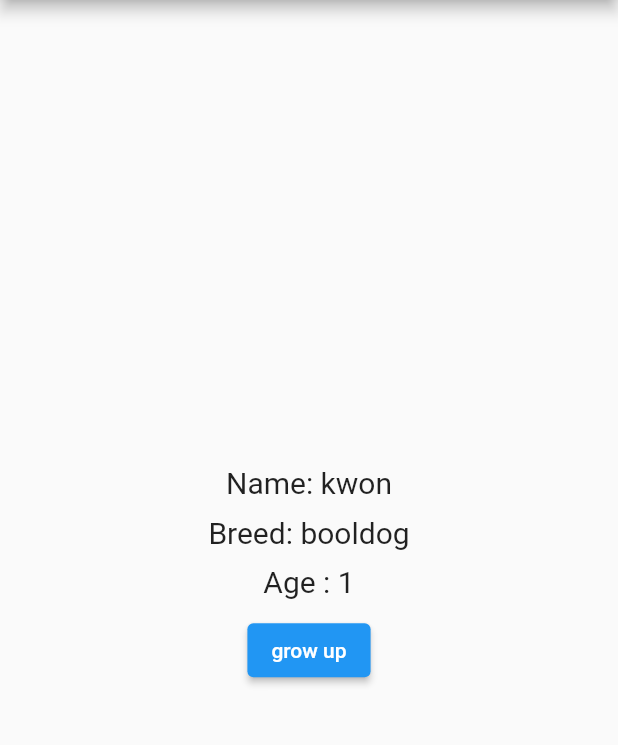
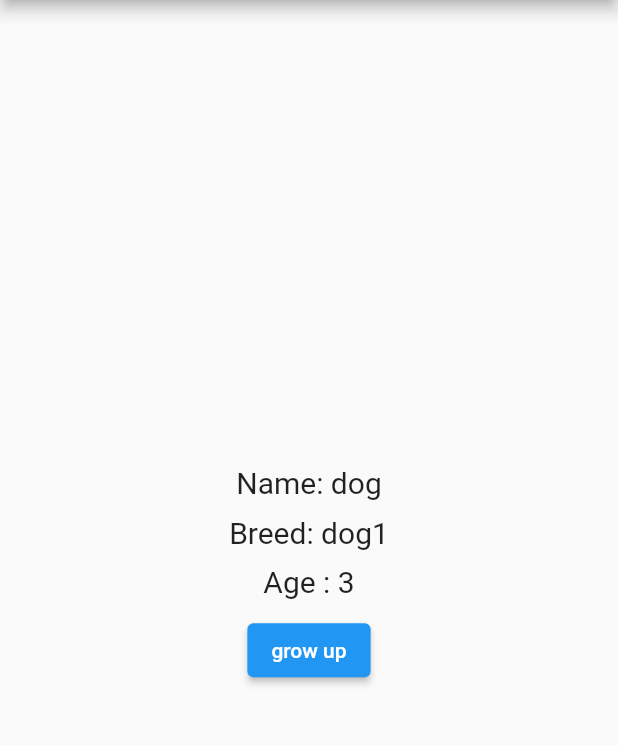
Before and after one commit to Oh9yu/flutter_provider, a Flutter app: the screen it shows after launch, on a phone screen of 412 x 824 dp, the part 84-829 px from its top. Run offline on Flutter 3.47's test engine with Material 2 defaults, Android fonts, the phone set to English and light mode, and no system bars.

Commit message:
Add : change notifier provider binding

```diff
--- a/provider_overiview_03/lib/main.dart
+++ b/provider_overiview_03/lib/main.dart
@@ -1,5 +1,6 @@
 // ignore_for_file: public_member_api_docs, sort_constructors_first
 import 'package:flutter/material.dart';
+import 'package:provider/provider.dart';
 import 'package:provider_overiview_03/models/dog.dart';
 
 void main() {
@@ -11,8 +12,11 @@ class MyApp extends StatelessWidget {
 
   @override
   Widget build(BuildContext context) {
-    return MaterialApp(
-      home: HomePage(),
+    return ChangeNotifierProvider<Dog>(
+      create: (context) => Dog(name: 'dog', breed: 'dog1', age: 3),
+      child: MaterialApp(
+        home: HomePage(),
+      ),
     );
   }
 }
@@ -25,25 +29,6 @@ class HomePage extends StatefulWidget {
 }
 
 class _HomePageState extends State<HomePage> {
-  final dog = Dog(name: 'kwon', breed: 'booldog');
-
-  @override
-  void initState() {
-    super.initState();
-    dog.addListener(dogListner);
-  }
-
-  void dogListner() {
-    print('object');
-  }
-
-  @override
-  void dispose() {
-    // TODO: implement dispose
-    super.dispose();
-    dog.removeListener(dogListner);
-  }
-
   @override
   Widget build(BuildContext context) {
     return Scaffold(
@@ -56,15 +41,13 @@ class _HomePageState extends State<HomePage> {
           mainAxisSize: MainAxisSize.min,
           children: [
             Text(
-              'Name: ${dog.name}',
+              'Name: ${Provider.of<Dog>(context, listen: false).name}',
               style: TextStyle(fontSize: 20),
             ),
             SizedBox(
               height: 10,
             ),
-            BreedAndAge(
-              dog: dog,
-            )
+            BreedAndAge()
           ],
         ),
       ),
@@ -73,33 +56,28 @@ class _HomePageState extends State<HomePage> {
 }
 
 class BreedAndAge extends StatelessWidget {
-  final Dog dog;
-
-  const BreedAndAge({super.key, required this.dog});
+  const BreedAndAge({super.key});
 
   @override
   Widget build(BuildContext context) {
     return Column(
       children: [
         Text(
-          'Breed: ${dog.breed}',
+          'Breed: ${Provider.of<Dog>(context, listen: false).breed}',
           style: TextStyle(fontSize: 20),
         ),
         SizedBox(
           height: 10,
         ),
-        Age(dog: dog),
+        Age(),
       ],
     );
   }
 }
 
 class Age extends StatelessWidget {
-  final Dog dog;
-
   const Age({
     Key? key,
-    required this.dog,
   }) : super(key: key);
 
   @override
@@ -107,13 +85,15 @@ class Age extends StatelessWidget {
     return Column(
       children: [
         Text(
-          'Age : ${dog.age}',
+          'Age : ${Provider.of<Dog>(context).age}',
           style: TextStyle(fontSize: 20),
         ),
         SizedBox(
           height: 10,
         ),
-        ElevatedButton(onPressed: () => dog.grow(), child: Text('grow up'))
+        ElevatedButton(
+            onPressed: () => Provider.of<Dog>(context, listen: false).grow(),
+            child: Text('grow up'))
       ],
     );
   }
```
